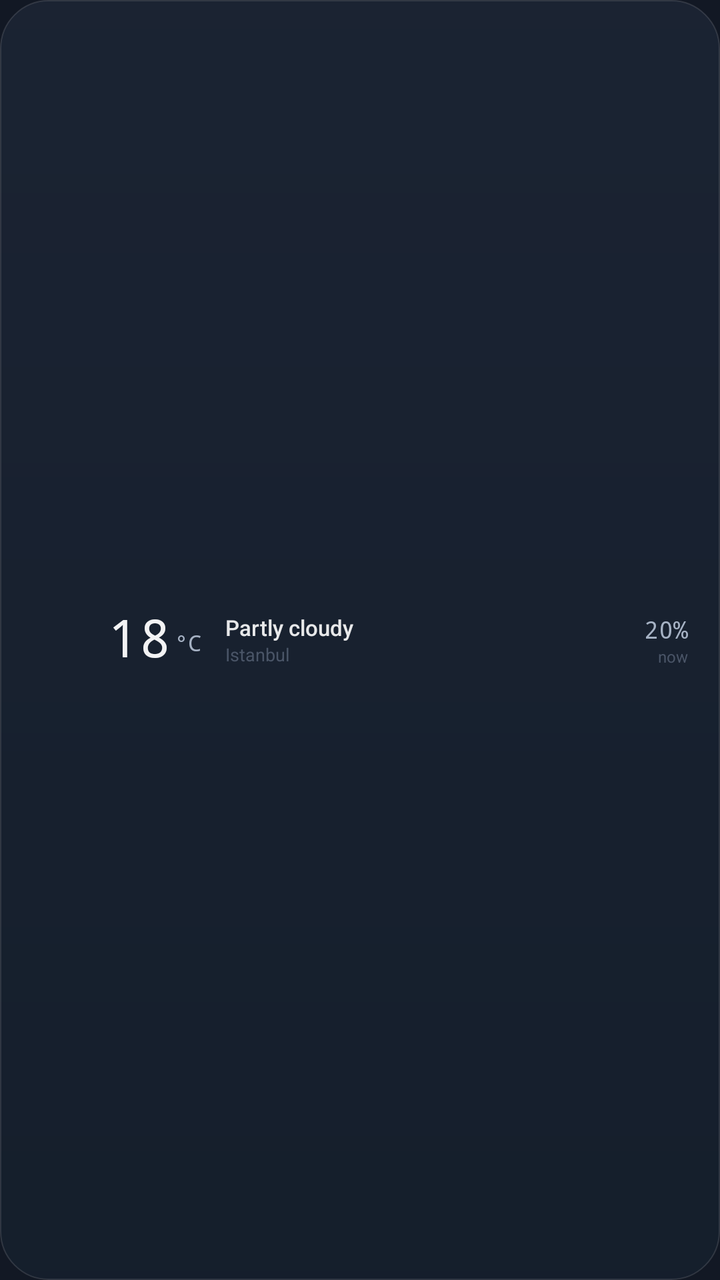
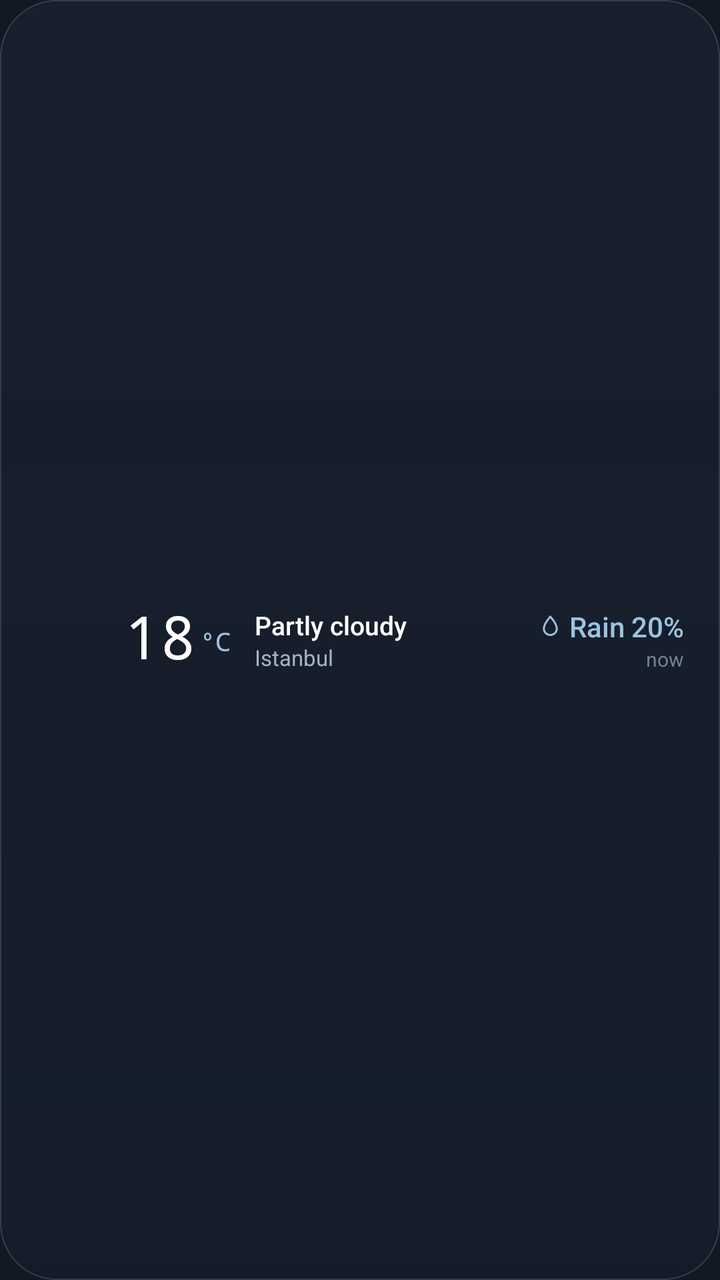

The first picture is an Android layout as it rendered before a commit; the second is the same layout after the commit. The layout source and the unified diff follow.
<!-- AndroidManifest.xml: application theme Theme.Atmos -->
<!-- res/layout/widget_strip.xml -->
<?xml version="1.0" encoding="utf-8"?>
<LinearLayout xmlns:android="http://schemas.android.com/apk/res/android"
    android:id="@+id/widget_root"
    android:layout_width="match_parent"
    android:layout_height="match_parent"
    android:background="@drawable/widget_bg"
    android:gravity="center_vertical"
    android:orientation="horizontal"
    android:paddingStart="16dp"
    android:paddingEnd="16dp"
    android:paddingTop="10dp"
    android:paddingBottom="10dp">

    <ImageView
        android:id="@+id/widget_icon"
        android:layout_width="28dp"
        android:layout_height="28dp"
        android:contentDescription="Condition" />

    <LinearLayout
        android:layout_width="wrap_content"
        android:layout_height="wrap_content"
        android:layout_marginStart="10dp"
        android:gravity="bottom"
        android:orientation="horizontal">

        <TextView
            android:id="@+id/widget_temp"
            android:layout_width="wrap_content"
            android:layout_height="wrap_content"
            android:fontFamily="monospace"
            android:includeFontPadding="false"
            android:maxLines="1"
            android:text="18"
            android:textColor="#F2FFFFFF"
            android:textSize="26sp" />

        <TextView
            android:id="@+id/widget_unit"
            android:layout_width="wrap_content"
            android:layout_height="wrap_content"
            android:layout_marginStart="2dp"
            android:layout_marginBottom="3dp"
            android:fontFamily="monospace"
            android:maxLines="1"
            android:text="°C"
            android:textColor="#A6B2C4"
            android:textSize="11sp" />
    </LinearLayout>

    <LinearLayout
        android:layout_width="0dp"
        android:layout_height="wrap_content"
        android:layout_weight="1"
        android:layout_marginStart="12dp"
        android:orientation="vertical">

        <TextView
            android:id="@+id/widget_condition"
            android:layout_width="match_parent"
            android:layout_height="wrap_content"
            android:ellipsize="end"
            android:fontFamily="sans-serif-medium"
            android:maxLines="1"
            android:text="Partly cloudy"
            android:textColor="#E6FFFFFF"
            android:textSize="11sp" />

        <TextView
            android:id="@+id/widget_location"
            android:layout_width="match_parent"
            android:layout_height="wrap_content"
            android:ellipsize="end"
            android:fontFamily="sans-serif"
            android:maxLines="1"
            android:text="Istanbul"
            android:textColor="#8A748198"
            android:textSize="9sp" />
    </LinearLayout>

    <LinearLayout
        android:layout_width="wrap_content"
        android:layout_height="wrap_content"
        android:gravity="end"
        android:orientation="vertical">

        <TextView
            android:id="@+id/widget_rain"
            android:layout_width="wrap_content"
            android:layout_height="wrap_content"
            android:fontFamily="monospace"
            android:maxLines="1"
            android:text="20%"
            android:textColor="#A6B2C4"
            android:textSize="12sp" />

        <TextView
            android:id="@+id/widget_updated"
            android:layout_width="wrap_content"
            android:layout_height="wrap_content"
            android:fontFamily="sans-serif"
            android:maxLines="1"
            android:text="now"
            android:textColor="#8A748198"
            android:textSize="8sp" />
    </LinearLayout>
</LinearLayout>
<!-- resources referenced by this layout -->
<resources>
  <!-- drawable widget_bg (drawable) -->
  <?xml version="1.0" encoding="utf-8"?>
  <shape xmlns:android="http://schemas.android.com/apk/res/android" android:shape="rectangle">
      <corners android:radius="24dp" />
      <gradient
          android:angle="270"
          android:startColor="#F21B2333"
          android:endColor="#F2151E2C" />
      <stroke android:width="0.8dp" android:color="#1FFFFFFF" />
  </shape>
  <style name="Theme.Atmos" parent="android:Theme.Material.NoActionBar">
          <item name="android:windowBackground">#121824</item>
          <item name="android:statusBarColor">@android:color/transparent</item>
          <item name="android:navigationBarColor">@android:color/transparent</item>
          <item name="android:windowLightStatusBar">false</item>
          <item name="android:windowLightNavigationBar">false</item>
          <item name="android:windowLayoutInDisplayCutoutMode">shortEdges</item>
          <item name="android:windowActionModeOverlay">true</item>
          <item name="android:enforceStatusBarContrast">false</item>
          <item name="android:enforceNavigationBarContrast">false</item>
      </style>
</resources>

<!-- the commit's change to res/layout/widget_strip.xml (unified diff, before → after) -->
@@ -6,15 +6,15 @@
     android:background="@drawable/widget_bg"
     android:gravity="center_vertical"
     android:orientation="horizontal"
-    android:paddingStart="16dp"
-    android:paddingEnd="16dp"
-    android:paddingTop="10dp"
-    android:paddingBottom="10dp">
+    android:paddingStart="18dp"
+    android:paddingEnd="18dp"
+    android:paddingTop="12dp"
+    android:paddingBottom="12dp">
 
     <ImageView
         android:id="@+id/widget_icon"
-        android:layout_width="28dp"
-        android:layout_height="28dp"
+        android:layout_width="34dp"
+        android:layout_height="34dp"
         android:contentDescription="Condition" />
 
     <LinearLayout
@@ -32,27 +32,27 @@
             android:includeFontPadding="false"
             android:maxLines="1"
             android:text="18"
-            android:textColor="#F2FFFFFF"
-            android:textSize="26sp" />
+            android:textColor="#FFFFFFFF"
+            android:textSize="30sp" />
 
         <TextView
             android:id="@+id/widget_unit"
             android:layout_width="wrap_content"
             android:layout_height="wrap_content"
             android:layout_marginStart="2dp"
-            android:layout_marginBottom="3dp"
+            android:layout_marginBottom="4dp"
             android:fontFamily="monospace"
             android:maxLines="1"
             android:text="°C"
-            android:textColor="#A6B2C4"
-            android:textSize="11sp" />
+            android:textColor="#9CC2E0"
+            android:textSize="13sp" />
     </LinearLayout>
 
     <LinearLayout
         android:layout_width="0dp"
         android:layout_height="wrap_content"
+        android:layout_marginStart="12dp"
         android:layout_weight="1"
-        android:layout_marginStart="12dp"
         android:orientation="vertical">
 
         <TextView
@@ -63,8 +63,8 @@
             android:fontFamily="sans-serif-medium"
             android:maxLines="1"
             android:text="Partly cloudy"
-            android:textColor="#E6FFFFFF"
-            android:textSize="11sp" />
+            android:textColor="#FFFFFFFF"
+            android:textSize="13sp" />
 
         <TextView
             android:id="@+id/widget_location"
@@ -74,25 +74,33 @@
             android:fontFamily="sans-serif"
             android:maxLines="1"
             android:text="Istanbul"
-            android:textColor="#8A748198"
-            android:textSize="9sp" />
+            android:textColor="#A6B2C4"
+            android:textSize="11sp" />
     </LinearLayout>
 
     <LinearLayout
         android:layout_width="wrap_content"
         android:layout_height="wrap_content"
+        android:layout_marginStart="10dp"
         android:gravity="end"
         android:orientation="vertical">
 
-        <TextView
-            android:id="@+id/widget_rain"
+        <LinearLayout
             android:layout_width="wrap_content"
             android:layout_height="wrap_content"
-            android:fontFamily="monospace"
-            android:maxLines="1"
-            android:text="20%"
-            android:textColor="#A6B2C4"
-            android:textSize="12sp" />
+            android:gravity="center_vertical"
+            android:orientation="horizontal">
+            <ImageView android:id="@+id/widget_rain_icon" style="@style/WidgetDroplet" />
+            <TextView
+                android:id="@+id/widget_rain"
+                android:layout_width="wrap_content"
+                android:layout_height="wrap_content"
+                android:fontFamily="sans-serif-medium"
+                android:maxLines="1"
+                android:text="Rain 20%"
+                android:textColor="#9CC2E0"
+                android:textSize="14sp" />
+        </LinearLayout>
 
         <TextView
             android:id="@+id/widget_updated"
@@ -101,7 +109,7 @@
             android:fontFamily="sans-serif"
             android:maxLines="1"
             android:text="now"
-            android:textColor="#8A748198"
-            android:textSize="8sp" />
+            android:textColor="#748198"
+            android:textSize="10sp" />
     </LinearLayout>
 </LinearLayout>
<!-- resource entries referenced after the edit -->
@@ -3,13 +3,20 @@
   <!-- drawable widget_bg (drawable) -->
   <?xml version="1.0" encoding="utf-8"?>
   <shape xmlns:android="http://schemas.android.com/apk/res/android" android:shape="rectangle">
-      <corners android:radius="24dp" />
+      <corners android:radius="28dp" />
       <gradient
           android:angle="270"
-          android:startColor="#F21B2333"
-          android:endColor="#F2151E2C" />
-      <stroke android:width="0.8dp" android:color="#1FFFFFFF" />
+          android:startColor="#B31A2231"
+          android:endColor="#99151E2C" />
+      <stroke android:width="0.8dp" android:color="#26FFFFFF" />
   </shape>
+  <style name="WidgetDroplet">
+          <item name="android:layout_width">13dp</item>
+          <item name="android:layout_height">13dp</item>
+          <item name="android:layout_marginEnd">3dp</item>
+          <item name="android:src">@drawable/ic_w_droplet</item>
+          <item name="android:contentDescription">Rain chance</item>
+      </style>
   <style name="Theme.Atmos" parent="android:Theme.Material.NoActionBar">
           <item name="android:windowBackground">#121824</item>
           <item name="android:statusBarColor">@android:color/transparent</item>
@@ -21,5 +28,20 @@
           <item name="android:enforceStatusBarContrast">false</item>
           <item name="android:enforceNavigationBarContrast">false</item>
       </style>
+  <!-- drawable ic_w_droplet (drawable) -->
+  <?xml version="1.0" encoding="utf-8"?>
+  <vector xmlns:android="http://schemas.android.com/apk/res/android"
+      android:width="12dp"
+      android:height="12dp"
+      android:viewportWidth="24"
+      android:viewportHeight="24">
+      <path
+          android:fillColor="#00000000"
+          android:strokeColor="#9CC2E0"
+          android:strokeWidth="1.8"
+          android:strokeLineCap="round"
+          android:strokeLineJoin="round"
+          android:pathData="M12,3 C12,3 6,10 6,14 A6,6 0 0 0 18,14 C18,10 12,3 12,3 Z" />
+  </vector>
 </resources>
 
